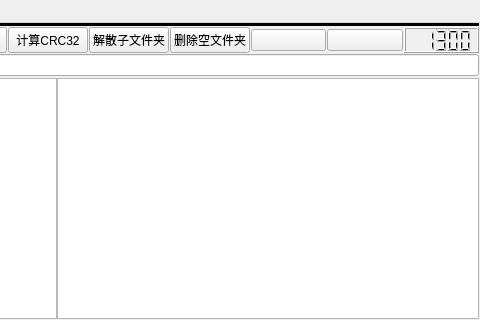
Qt form AIO/aio.ui (jlsvhx/jsh-python-toolkit) before a commit; both pictures show x 155 to 635 and y 0 to 320 of the 635 by 463 pixel window.
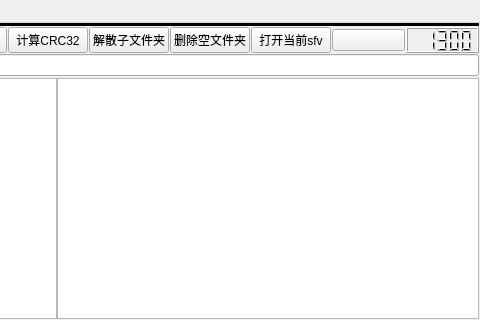
The same form after that commit.

```diff
--- a/AIO/aio.ui
+++ b/AIO/aio.ui
@@ -105,7 +105,7 @@
         <item>
          <widget class="QPushButton" name="pushButton_7">
           <property name="text">
-           <string/>
+           <string>打开当前sfv</string>
           </property>
          </widget>
         </item>
```
